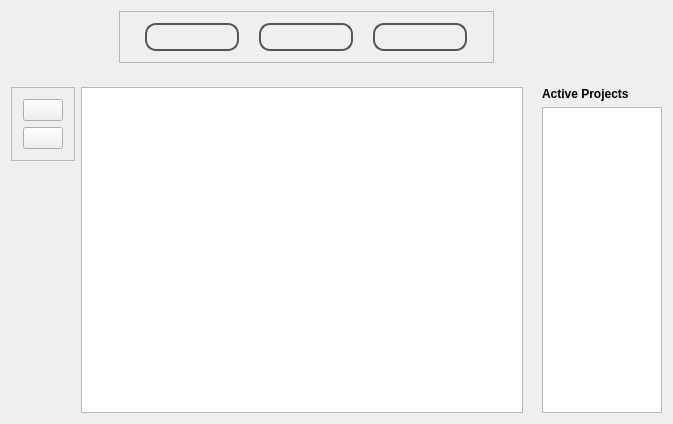
The window that qronos.ui (meteorhead/Qronos) describes before a commit, drawn with Qt 5.
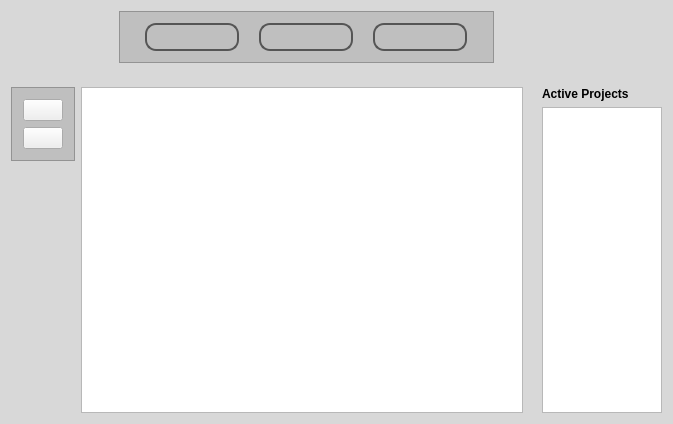
The same window after the commit.

The edit to the form file:
```diff
--- a/qronos.ui
+++ b/qronos.ui
@@ -14,7 +14,9 @@
    <string>Qronos</string>
   </property>
   <property name="styleSheet">
-   <string notr="true">QPushButton#boutonStart{
+   <string notr="true">QWidget#Qronos{background-color: rgba(214, 214, 214, 214);}
+
+QPushButton#boutonStart{
 color: white;
 border: 2px solid #555;
 border-radius: 11px;
@@ -88,6 +90,9 @@
      </item>
      <item>
       <widget class="QFrame" name="frame_2">
+       <property name="styleSheet">
+        <string notr="true">QFrame#frame_2{background-color: rgb(191, 191, 191);}</string>
+       </property>
        <property name="frameShape">
         <enum>QFrame::StyledPanel</enum>
        </property>
@@ -197,6 +202,10 @@
         <layout class="QVBoxLayout" name="verticalLayout_2">
          <item>
           <widget class="QFrame" name="frame">
+           <property name="styleSheet">
+            <string notr="true">
+QFrame#frame{background-color: rgb(191, 191, 191);}</string>
+           </property>
            <property name="frameShape">
             <enum>QFrame::StyledPanel</enum>
            </property>
```
